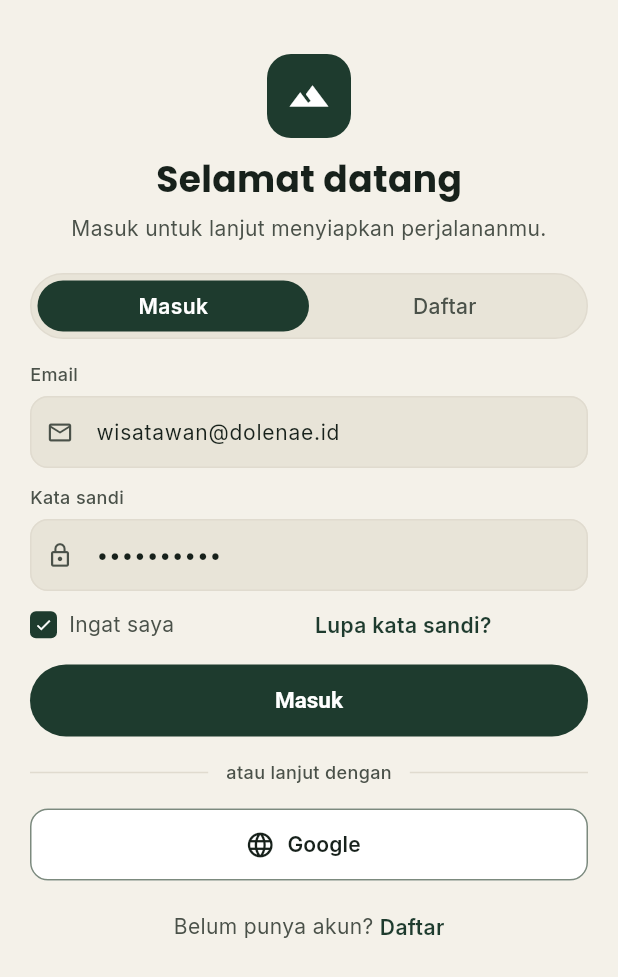
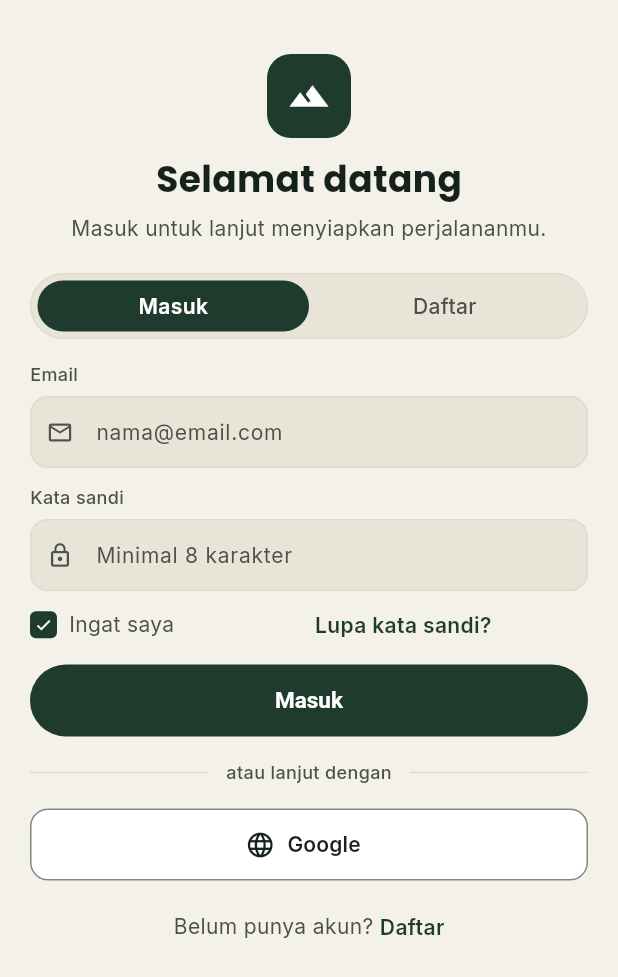
Before and after one commit to fauziahmadzaki/dolenae.id, a Flutter app: the screen it shows after launch, after a tap on "Mulai Jelajah", on a phone screen of 412 x 824 dp. Shown: the top 977 px of the screen. Run offline on Flutter 3.47's test engine with Material 3 defaults, Android fonts, the phone set to English and light mode, and no system bars; our stand-ins replace drift, flutter_secure_storage, go_router, google_fonts, shared_preferences; accounts and stored records are empty; generated files the repository leaves out were written again; network calls fail.

Commit message:
fix(mobile): hapus kredensial demo dari form login

```diff
--- a/apps/mobile/lib/src/features/auth/presentation/screens/login_screen.dart
+++ b/apps/mobile/lib/src/features/auth/presentation/screens/login_screen.dart
@@ -20,8 +20,8 @@ class LoginScreen extends StatefulWidget {
 
 class _LoginScreenState extends State<LoginScreen> {
   final _name = TextEditingController();
-  final _email = TextEditingController(text: 'wisatawan@dolenae.id');
-  final _password = TextEditingController(text: 'dolenae123');
+  final _email = TextEditingController();
+  final _password = TextEditingController();
   bool _isRegister = false;
   bool _submitted = false;
   bool _loading = false;
```
